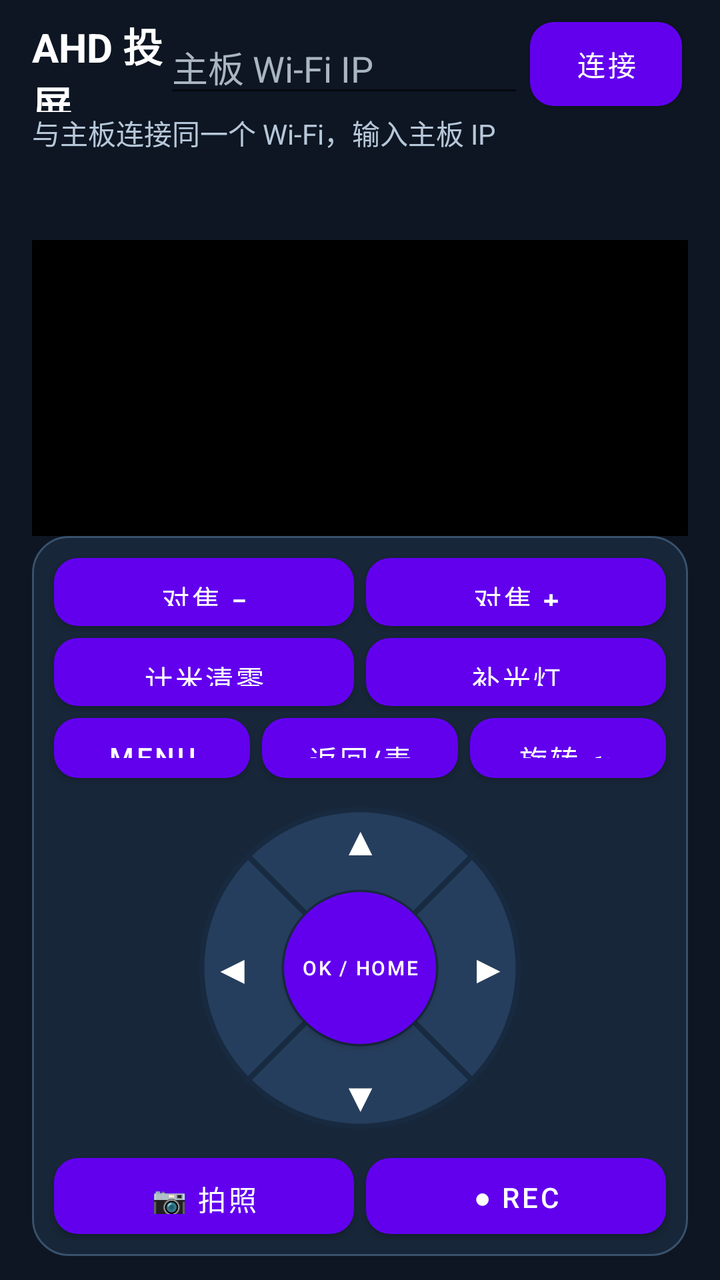
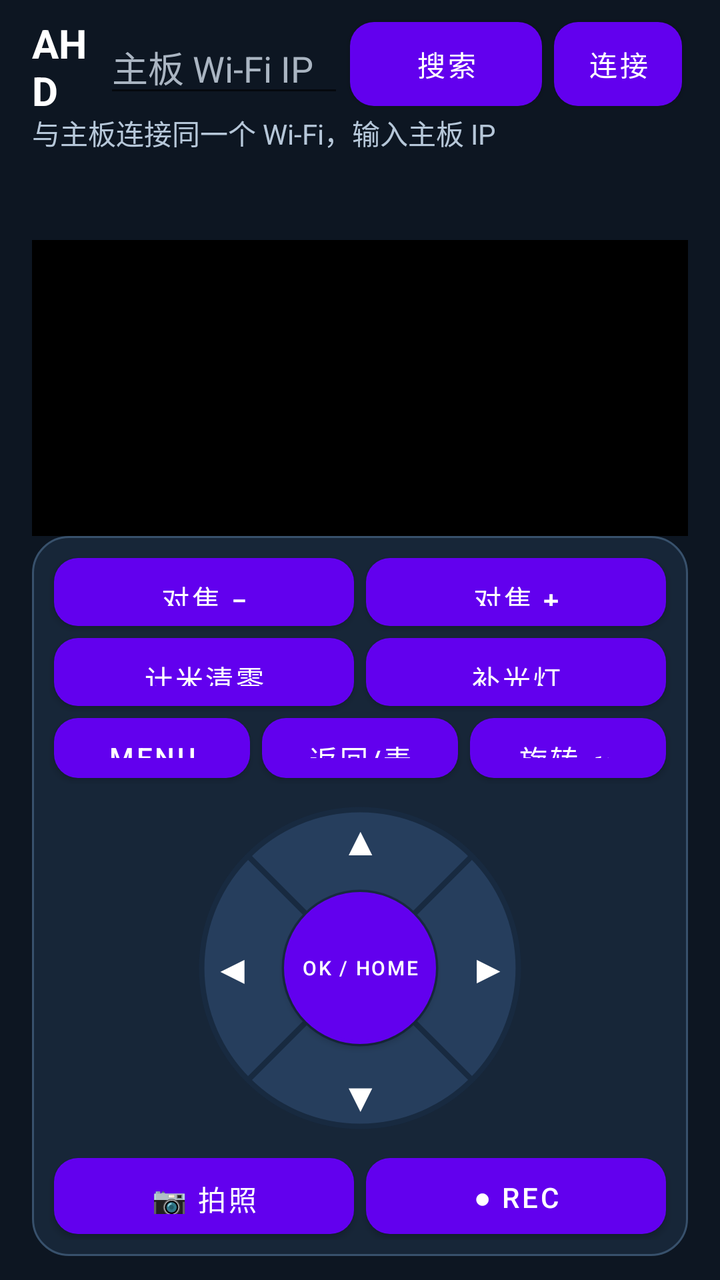

Screens rendered from an Android XML layout before and after an edit, with the pre-edit source and the edit as a unified diff.
<!-- AndroidManifest.xml: another module's application theme Theme.AHD_Camera -->
<!-- res/layout/activity_phone_remote.xml -->
<?xml version="1.0" encoding="utf-8"?>
<LinearLayout xmlns:android="http://schemas.android.com/apk/res/android"
    android:layout_width="match_parent"
    android:layout_height="match_parent"
    android:background="#0D1622"
    android:orientation="vertical"
    android:paddingStart="16dp"
    android:paddingTop="8dp"
    android:paddingEnd="16dp"
    android:paddingBottom="12dp">

    <LinearLayout
        android:layout_width="match_parent"
        android:layout_height="48dp"
        android:gravity="center_vertical"
        android:orientation="horizontal">

        <TextView
            android:layout_width="0dp"
            android:layout_height="wrap_content"
            android:layout_weight="1"
            android:text="AHD 投屏"
            android:textColor="#FFFFFF"
            android:textSize="20sp"
            android:textStyle="bold" />

        <EditText
            android:id="@+id/phone_board_ip"
            android:layout_width="180dp"
            android:layout_height="wrap_content"
            android:hint="主板 Wi-Fi IP"
            android:inputType="textUri"
            android:singleLine="true"
            android:textColor="#FFFFFF"
            android:textColorHint="#AAB5C2" />

        <Button
            android:id="@+id/phone_connect"
            style="@style/PhoneControlButton"
            android:layout_width="76dp"
            android:layout_height="42dp"
            android:layout_weight="0"
            android:text="连接" />
    </LinearLayout>

    <TextView
        android:id="@+id/phone_connection_status"
        android:layout_width="match_parent"
        android:layout_height="64dp"
        android:gravity="top"
        android:scrollbars="vertical"
        android:text="与主板连接同一个 Wi-Fi，输入主板 IP"
        android:textColor="#B6C7D9" />

    <FrameLayout
        android:layout_width="match_parent"
        android:layout_height="0dp"
        android:layout_weight="1"
        android:background="#000000">

        <TextureView
            android:id="@+id/phone_preview"
            android:layout_width="match_parent"
            android:layout_height="match_parent" />
    </FrameLayout>

    <include
        layout="@layout/phone_remote_controls"
        android:layout_width="match_parent"
        android:layout_height="360dp" />
</LinearLayout>
<!-- res/layout/phone_remote_controls.xml (included above) -->
<?xml version="1.0" encoding="utf-8"?>
<LinearLayout xmlns:android="http://schemas.android.com/apk/res/android"
    android:layout_width="match_parent"
    android:layout_height="match_parent"
    android:background="@drawable/phone_remote_panel"
    android:orientation="vertical"
    android:padding="8dp">

    <LinearLayout
        android:layout_width="match_parent"
        android:layout_height="40dp"
        android:orientation="horizontal">

        <Button
            android:id="@+id/phone_focus_minus"
            style="@style/PhoneControlButton"
            android:text="对焦 −" />

        <Button
            android:id="@+id/phone_focus_plus"
            style="@style/PhoneControlButton"
            android:text="对焦 +" />
    </LinearLayout>

    <LinearLayout
        android:layout_width="match_parent"
        android:layout_height="40dp"
        android:orientation="horizontal">

        <Button
            android:id="@+id/phone_distance_reset"
            style="@style/PhoneControlButton"
            android:onClick="onRemoteButtonClick"
            android:text="计米清零" />

        <Button
            android:id="@+id/phone_light"
            style="@style/PhoneControlButton"
            android:onClick="onRemoteButtonClick"
            android:text="补光灯" />
    </LinearLayout>

    <LinearLayout
        android:layout_width="match_parent"
        android:layout_height="36dp"
        android:orientation="horizontal">

        <Button
            android:id="@+id/phone_menu"
            style="@style/PhoneControlButton"
            android:onClick="onRemoteButtonClick"
            android:text="MENU" />

        <Button
            android:id="@+id/phone_back"
            style="@style/PhoneControlButton"
            android:text="返回/麦克风" />

        <Button
            android:id="@+id/phone_rotate"
            style="@style/PhoneControlButton"
            android:onClick="onRemoteButtonClick"
            android:text="旋转 ↻" />
    </LinearLayout>

    <FrameLayout
        android:layout_width="match_parent"
        android:layout_height="0dp"
        android:layout_weight="1"
        android:foregroundGravity="center">

        <FrameLayout
            android:layout_width="180dp"
            android:layout_height="180dp"
            android:layout_gravity="center"
            android:background="@drawable/phone_direction_ring">

            <Button
                android:id="@+id/phone_up"
                style="@style/PhoneDirectionButton"
                android:layout_width="88dp"
                android:layout_height="52dp"
                android:layout_gravity="top|center_horizontal"
                android:text="▲" />

            <Button
                android:id="@+id/phone_left"
                style="@style/PhoneDirectionButton"
                android:layout_width="52dp"
                android:layout_height="88dp"
                android:layout_gravity="center_vertical|left"
                android:text="◀" />

            <Button
                android:id="@+id/phone_right"
                style="@style/PhoneDirectionButton"
                android:layout_width="52dp"
                android:layout_height="88dp"
                android:layout_gravity="center_vertical|right"
                android:text="▶" />

            <Button
                android:id="@+id/phone_down"
                style="@style/PhoneDirectionButton"
                android:layout_width="88dp"
                android:layout_height="52dp"
                android:layout_gravity="bottom|center_horizontal"
                android:text="▼" />

            <Button
                android:id="@+id/phone_ok_home"
                style="@style/PhoneDirectionCenterButton"
                android:layout_width="76dp"
                android:layout_height="76dp"
                android:layout_gravity="center"
                android:text="OK / HOME"
                android:textSize="10sp" />
        </FrameLayout>
    </FrameLayout>

    <LinearLayout
        android:layout_width="match_parent"
        android:layout_height="44dp"
        android:orientation="horizontal">

        <Button
            android:id="@+id/phone_photo"
            style="@style/PhoneControlButton"
            android:onClick="onRemoteButtonClick"
            android:text="📷 拍照" />

        <Button
            android:id="@+id/phone_record"
            style="@style/PhoneControlButton"
            android:onClick="onRemoteButtonClick"
            android:text="● REC" />
    </LinearLayout>
</LinearLayout>
<!-- resources referenced by this layout -->
<resources>
  <!-- drawable phone_direction_ring (drawable) -->
  <?xml version="1.0" encoding="utf-8"?>
  <vector xmlns:android="http://schemas.android.com/apk/res/android"
      android:width="180dp"
      android:height="180dp"
      android:viewportWidth="200"
      android:viewportHeight="200">
      <path android:fillColor="#263E5D" android:strokeColor="#182A40" android:strokeWidth="3"
          android:pathData="M37.8,37.8 A88,88 0,0 1,162.2 37.8 L129.7,70.3 A42,42 0,0 0,70.3 70.3 Z" />
      <path android:fillColor="#263E5D" android:strokeColor="#182A40" android:strokeWidth="3"
          android:pathData="M162.2,37.8 A88,88 0,0 1,162.2 162.2 L129.7,129.7 A42,42 0,0 0,129.7 70.3 Z" />
      <path android:fillColor="#263E5D" android:strokeColor="#182A40" android:strokeWidth="3"
          android:pathData="M162.2,162.2 A88,88 0,0 1,37.8 162.2 L70.3,129.7 A42,42 0,0 0,129.7 129.7 Z" />
      <path android:fillColor="#263E5D" android:strokeColor="#182A40" android:strokeWidth="3"
          android:pathData="M37.8,162.2 A88,88 0,0 1,37.8 37.8 L70.3,70.3 A42,42 0,0 0,70.3 129.7 Z" />
  </vector>
  <!-- drawable phone_remote_panel (drawable) -->
  <?xml version="1.0" encoding="utf-8"?>
  <shape xmlns:android="http://schemas.android.com/apk/res/android">
      <solid android:color="#172638" />
      <corners android:radius="18dp" />
      <stroke android:width="1dp" android:color="#38516C" />
  </shape>
  <style name="PhoneControlButton">
          <item name="android:layout_width">0dp</item>
          <item name="android:layout_height">match_parent</item>
          <item name="android:layout_weight">1</item>
          <item name="android:layout_margin">3dp</item>
          <item name="android:background">@drawable/phone_control_button</item>
          <item name="android:textColor">#FFFFFF</item>
          <item name="android:textAllCaps">false</item>
      </style>
  <style name="PhoneDirectionButton">
          <item name="android:background">@android:color/transparent</item>
          <item name="android:textColor">#FFFFFF</item>
          <item name="android:textSize">20sp</item>
          <item name="android:textAllCaps">false</item>
          <item name="android:minWidth">0dp</item>
          <item name="android:minHeight">0dp</item>
          <item name="android:padding">0dp</item>
      </style>
  <style name="PhoneDirectionCenterButton" parent="PhoneDirectionButton">
          <item name="android:background">@drawable/phone_direction_center</item>
          <item name="android:textSize">10sp</item>
      </style>
  <!-- drawable phone_control_button (drawable) -->
  <?xml version="1.0" encoding="utf-8"?>
  <shape xmlns:android="http://schemas.android.com/apk/res/android">
      <solid android:color="#263E5D" />
      <corners android:radius="12dp" />
  </shape>
  <!-- drawable phone_direction_center (drawable) -->
  <?xml version="1.0" encoding="utf-8"?>
  <shape xmlns:android="http://schemas.android.com/apk/res/android" android:shape="oval">
      <solid android:color="#314F74" />
      <stroke android:width="2dp" android:color="#182A40" />
  </shape>
  <color name="purple_500">#FF6200EE</color>
  <color name="purple_700">#FF3700B3</color>
  <color name="white">#FFFFFFFF</color>
  <color name="teal_200">#FF03DAC5</color>
  <color name="teal_700">#FF018786</color>
  <color name="black">#FF000000</color>
  <color name="settings_page_background">#F2F4F8</color>
  <!-- unchanged entries left out for length: 1 -->
</resources>

<!-- the commit's change to res/layout/activity_phone_remote.xml (unified diff, before → after) -->
@@ -26,7 +26,7 @@
 
         <EditText
             android:id="@+id/phone_board_ip"
-            android:layout_width="180dp"
+            android:layout_width="120dp"
             android:layout_height="wrap_content"
             android:hint="主板 Wi-Fi IP"
             android:inputType="textUri"
@@ -35,9 +35,16 @@
             android:textColorHint="#AAB5C2" />
 
         <Button
+            android:id="@+id/phone_discover"
+            style="@style/PhoneControlButton"
+            android:layout_width="60dp"
+            android:layout_height="42dp"
+            android:text="搜索" />
+
+        <Button
             android:id="@+id/phone_connect"
             style="@style/PhoneControlButton"
-            android:layout_width="76dp"
+            android:layout_width="64dp"
             android:layout_height="42dp"
             android:layout_weight="0"
             android:text="连接" />
